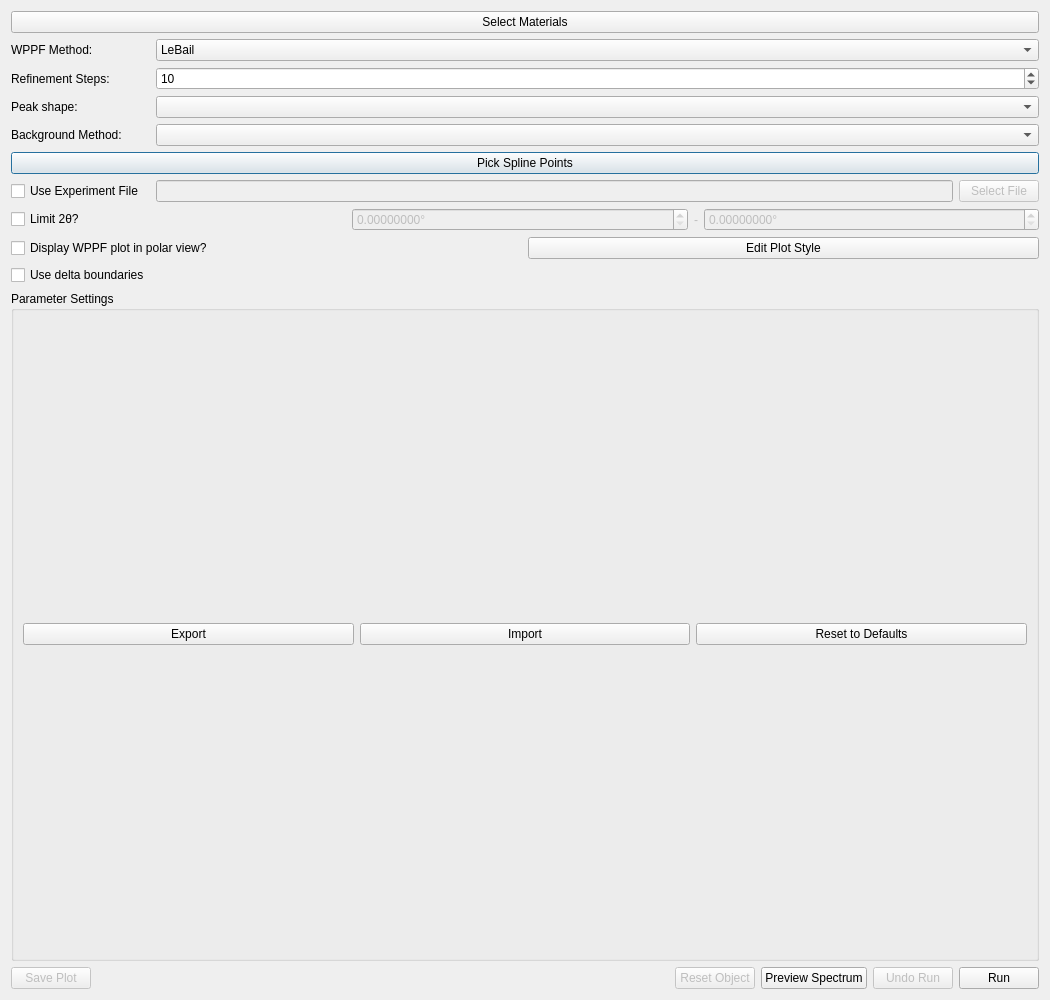
Before: the Qt Designer form hexrdgui/resources/ui/wppf_options_dialog.ui in HEXRD/hexrdgui, drawn with Qt 5.
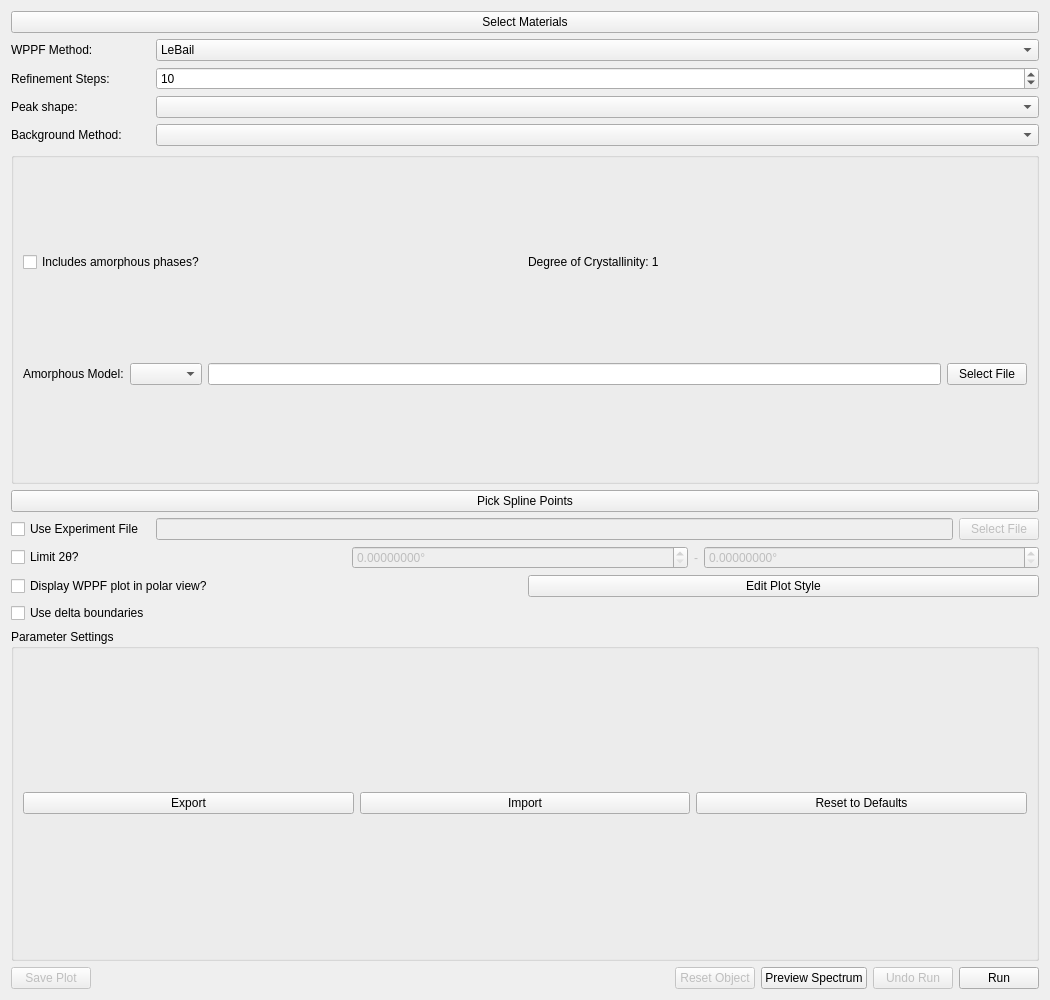
After: the same form once the commit is applied. Icons and pictures are not drawn. Custom widgets are drawn as their Qt base class.

Commit message:
Add amorphous model support to WPPF
I haven't fully tested everything in here. I think we need a nice
test case for the GUI. But it seems to work in my testing so far.

Depends on: hexrd/hexrd#823

Fixes: #1881

What changed in the file:
```diff
--- a/hexrdgui/resources/ui/wppf_options_dialog.ui
+++ b/hexrdgui/resources/ui/wppf_options_dialog.ui
@@ -14,145 +14,29 @@
    <string>WPPF Options Dialog</string>
   </property>
   <layout class="QGridLayout" name="gridLayout_2">
-   <item row="5" column="0" colspan="3">
-    <widget class="QPushButton" name="pick_spline_points">
+   <item row="3" column="0">
+    <widget class="QLabel" name="peak_shape_label">
      <property name="text">
-      <string>Pick Spline Points</string>
+      <string>Peak shape:</string>
      </property>
     </widget>
    </item>
-   <item row="16" column="0" colspan="3">
-    <widget class="QGroupBox" name="param_settings_group">
-     <property name="title">
-      <string>Parameter Settings</string>
-     </property>
-     <layout class="QHBoxLayout" name="horizontalLayout">
-      <item>
-       <widget class="QPushButton" name="export_params">
-        <property name="text">
-         <string>Export</string>
-        </property>
-       </widget>
-      </item>
-      <item>
-       <widget class="QPushButton" name="import_params">
-        <property name="text">
-         <string>Import</string>
-        </property>
-       </widget>
-      </item>
-      <item>
-       <widget class="QPushButton" name="reset_params_to_defaults">
-        <property name="text">
-         <string>Reset to Defaults</string>
-        </property>
-       </widget>
-      </item>
-     </layout>
-    </widget>
-   </item>
-   <item row="7" column="0" colspan="3">
-    <layout class="QVBoxLayout" name="background_method_parameters_layout"/>
-   </item>
-   <item row="1" column="0">
-    <widget class="QLabel" name="method_label">
+   <item row="2" column="0">
+    <widget class="QLabel" name="refinement_steps_label">
      <property name="text">
-      <string>WPPF Method:</string>
+      <string>Refinement Steps:</string>
      </property>
     </widget>
    </item>
-   <item row="8" column="1">
-    <widget class="QLineEdit" name="experiment_file">
-     <property name="enabled">
-      <bool>false</bool>
-     </property>
+   <item row="4" column="0">
+    <widget class="QLabel" name="background_method_label">
      <property name="text">
-      <string/>
+      <string>Background Method:</string>
      </property>
     </widget>
    </item>
-   <item row="11" column="0" colspan="3">
-    <layout class="QHBoxLayout" name="plot_options_layout">
-     <item>
-      <widget class="QCheckBox" name="display_wppf_plot">
-       <property name="text">
-        <string>Display WPPF plot in polar view?</string>
-       </property>
-      </widget>
-     </item>
-     <item>
-      <widget class="QPushButton" name="edit_plot_style">
-       <property name="text">
-        <string>Edit Plot Style</string>
-       </property>
-      </widget>
-     </item>
-    </layout>
-   </item>
-   <item row="9" column="0" colspan="3">
-    <layout class="QHBoxLayout" name="limit_tth_layout">
-     <item>
-      <widget class="QCheckBox" name="limit_tth">
-       <property name="text">
-        <string>Limit 2θ?</string>
-       </property>
-      </widget>
-     </item>
-     <item>
-      <widget class="ScientificDoubleSpinBox" name="min_tth">
-       <property name="enabled">
-        <bool>false</bool>
-       </property>
-       <property name="keyboardTracking">
-        <bool>false</bool>
-       </property>
-       <property name="suffix">
-        <string>°</string>
-       </property>
-       <property name="decimals">
-        <number>8</number>
-       </property>
-       <property name="maximum">
-        <double>100000.000000000000000</double>
-       </property>
-      </widget>
-     </item>
-     <item>
-      <widget class="QLabel" name="limit_tth_hyphen">
-       <property name="enabled">
-        <bool>false</bool>
-       </property>
-       <property name="sizePolicy">
-        <sizepolicy hsizetype="Fixed" vsizetype="Preferred">
-         <horstretch>0</horstretch>
-         <verstretch>0</verstretch>
-        </sizepolicy>
-       </property>
-       <property name="text">
-        <string>-</string>
-       </property>
-      </widget>
-     </item>
-     <item>
-      <widget class="ScientificDoubleSpinBox" name="max_tth">
-       <property name="enabled">
-        <bool>false</bool>
-       </property>
-       <property name="keyboardTracking">
-        <bool>false</bool>
-       </property>
-       <property name="suffix">
-        <string>°</string>
-       </property>
-       <property name="decimals">
-        <number>8</number>
-       </property>
-       <property name="maximum">
-        <double>100000.000000000000000</double>
-       </property>
-      </widget>
-     </item>
-    </layout>
+   <item row="3" column="1" colspan="2">
+    <widget class="QComboBox" name="peak_shape"/>
    </item>
    <item row="1" column="1" colspan="2">
     <widget class="QComboBox" name="method">
@@ -168,54 +52,20 @@
      </item>
     </widget>
    </item>
-   <item row="4" column="1" colspan="2">
-    <widget class="QComboBox" name="background_method"/>
-   </item>
-   <item row="8" column="0">
-    <widget class="QCheckBox" name="use_experiment_file">
-     <property name="text">
-      <string>Use Experiment File</string>
-     </property>
-    </widget>
-   </item>
-   <item row="4" column="0">
-    <widget class="QLabel" name="background_method_label">
-     <property name="text">
-      <string>Background Method:</string>
-     </property>
-    </widget>
-   </item>
-   <item row="0" column="0" colspan="3">
-    <widget class="QPushButton" name="select_materials_button">
-     <property name="toolTip">
-      <string>&lt;html&gt;&lt;head/&gt;&lt;body&gt;&lt;p&gt;Only materials with powder overlays can be selected&lt;/p&gt;&lt;/body&gt;&lt;/html&gt;</string>
-     </property>
-     <property name="text">
-      <string>Select Materials</string>
-     </property>
-    </widget>
-   </item>
-   <item row="2" column="1" colspan="2">
-    <widget class="QSpinBox" name="refinement_steps">
-     <property name="minimum">
-      <number>1</number>
-     </property>
-     <property name="maximum">
-      <number>10000000</number>
-     </property>
-     <property name="value">
-      <number>10</number>
-     </property>
-    </widget>
-   </item>
-   <item row="2" column="0">
-    <widget class="QLabel" name="refinement_steps_label">
-     <property name="text">
-      <string>Refinement Steps:</string>
-     </property>
-    </widget>
-   </item>
    <item row="18" column="0" colspan="3">
+    <layout class="QVBoxLayout" name="tree_view_layout"/>
+   </item>
+   <item row="11" column="1">
+    <widget class="QLineEdit" name="experiment_file">
+     <property name="enabled">
+      <bool>false</bool>
+     </property>
+     <property name="text">
+      <string/>
+     </property>
+    </widget>
+   </item>
+   <item row="21" column="0" colspan="3">
     <layout class="QHBoxLayout" name="button_layout">
      <item>
       <widget class="QPushButton" name="save_plot">
@@ -298,21 +148,140 @@
      </item>
     </layout>
    </item>
-   <item row="3" column="0">
-    <widget class="QLabel" name="peak_shape_label">
+   <item row="8" column="0" colspan="3">
+    <widget class="QPushButton" name="pick_spline_points">
      <property name="text">
-      <string>Peak shape:</string>
+      <string>Pick Spline Points</string>
      </property>
     </widget>
    </item>
-   <item row="13" column="0">
+   <item row="12" column="0" colspan="3">
+    <layout class="QHBoxLayout" name="limit_tth_layout">
+     <item>
+      <widget class="QCheckBox" name="limit_tth">
+       <property name="text">
+        <string>Limit 2θ?</string>
+       </property>
+      </widget>
+     </item>
+     <item>
+      <widget class="ScientificDoubleSpinBox" name="min_tth">
+       <property name="enabled">
+        <bool>false</bool>
+       </property>
+       <property name="keyboardTracking">
+        <bool>false</bool>
+       </property>
+       <property name="suffix">
+        <string>°</string>
+       </property>
+       <property name="decimals">
+        <number>8</number>
+       </property>
+       <property name="maximum">
+        <double>100000.000000000000000</double>
+       </property>
+      </widget>
+     </item>
+     <item>
+      <widget class="QLabel" name="limit_tth_hyphen">
+       <property name="enabled">
+        <bool>false</bool>
+       </property>
+       <property name="sizePolicy">
+        <sizepolicy hsizetype="Fixed" vsizetype="Preferred">
+         <horstretch>0</horstretch>
+         <verstretch>0</verstretch>
+        </sizepolicy>
+       </property>
+       <property name="text">
+        <string>-</string>
+       </property>
+      </widget>
+     </item>
+     <item>
+      <widget class="ScientificDoubleSpinBox" name="max_tth">
+       <property name="enabled">
+        <bool>false</bool>
+       </property>
+       <property name="keyboardTracking">
+        <bool>false</bool>
+       </property>
+       <property name="suffix">
+        <string>°</string>
+       </property>
+       <property name="decimals">
+        <number>8</number>
+       </property>
+       <property name="maximum">
+        <double>100000.000000000000000</double>
+       </property>
+      </widget>
+     </item>
+    </layout>
+   </item>
+   <item row="2" column="1" colspan="2">
+    <widget class="QSpinBox" name="refinement_steps">
+     <property name="minimum">
+      <number>1</number>
+     </property>
+     <property name="maximum">
+      <number>10000000</number>
+     </property>
+     <property name="value">
+      <number>10</number>
+     </property>
+    </widget>
+   </item>
+   <item row="4" column="1" colspan="2">
+    <widget class="QComboBox" name="background_method"/>
+   </item>
+   <item row="14" column="0" colspan="3">
+    <layout class="QHBoxLayout" name="plot_options_layout">
+     <item>
+      <widget class="QCheckBox" name="display_wppf_plot">
+       <property name="text">
+        <string>Display WPPF plot in polar view?</string>
+       </property>
+      </widget>
+     </item>
+     <item>
+      <widget class="QPushButton" name="edit_plot_style">
+       <property name="text">
+        <string>Edit Plot Style</string>
+       </property>
+      </widget>
+     </item>
+    </layout>
+   </item>
+   <item row="11" column="0">
+    <widget class="QCheckBox" name="use_experiment_file">
+     <property name="text">
+      <string>Use Experiment File</string>
+     </property>
+    </widget>
+   </item>
+   <item row="10" column="0" colspan="3">
+    <layout class="QVBoxLayout" name="background_method_parameters_layout"/>
+   </item>
+   <item row="0" column="0" colspan="3">
+    <widget class="QPushButton" name="select_materials_button">
+     <property name="toolTip">
+      <string>&lt;html&gt;&lt;head/&gt;&lt;body&gt;&lt;p&gt;Only materials with powder overlays can be selected&lt;/p&gt;&lt;/body&gt;&lt;/html&gt;</string>
+     </property>
+     <property name="text">
+      <string>Select Materials</string>
+     </property>
+    </widget>
+   </item>
+   <item row="16" column="0">
     <widget class="QCheckBox" name="delta_boundaries">
      <property name="text">
       <string>Use delta boundaries</string>
      </property>
     </widget>
    </item>
-   <item row="8" column="2">
+   <item row="11" column="2">
     <widget class="QPushButton" name="select_experiment_file_button">
      <property name="enabled">
       <bool>false</bool>
@@ -322,11 +291,99 @@
      </property>
     </widget>
    </item>
-   <item row="3" column="1" colspan="2">
-    <widget class="QComboBox" name="peak_shape"/>
+   <item row="19" column="0" colspan="3">
+    <widget class="QGroupBox" name="param_settings_group">
+     <property name="title">
+      <string>Parameter Settings</string>
+     </property>
+     <layout class="QHBoxLayout" name="horizontalLayout">
+      <item>
+       <widget class="QPushButton" name="export_params">
+        <property name="text">
+         <string>Export</string>
+        </property>
+       </widget>
+      </item>
+      <item>
+       <widget class="QPushButton" name="import_params">
+        <property name="text">
+         <string>Import</string>
+        </property>
+       </widget>
+      </item>
+      <item>
+       <widget class="QPushButton" name="reset_params_to_defaults">
+        <property name="text">
+         <string>Reset to Defaults</string>
+        </property>
+       </widget>
+      </item>
+     </layout>
+    </widget>
    </item>
-   <item row="15" column="0" colspan="3">
-    <layout class="QVBoxLayout" name="tree_view_layout"/>
+   <item row="1" column="0">
+    <widget class="QLabel" name="method_label">
+     <property name="text">
+      <string>WPPF Method:</string>
+     </property>
+    </widget>
+   </item>
+   <item row="6" column="0" colspan="3">
+    <widget class="QGroupBox" name="amorphous_group">
+     <property name="title">
+      <string/>
+     </property>
+     <layout class="QGridLayout" name="gridLayout">
+      <item row="0" column="1">
+       <widget class="QLabel" name="degree_of_crystallinity_label">
+        <property name="text">
+         <string>Degree of Crystallinity: 1</string>
+        </property>
+       </widget>
+      </item>
+      <item row="0" column="0">
+       <widget class="QCheckBox" name="include_amorphous">
+        <property name="toolTip">
+         <string>&lt;html&gt;&lt;head/&gt;&lt;body&gt;&lt;p&gt;If the sample contains some amorphous (such as liquid or glass) phases, check this box to include amorphous parameters.&lt;/p&gt;&lt;/body&gt;&lt;/html&gt;</string>
+        </property>
+        <property name="text">
+         <string>Includes amorphous phases?</string>
+        </property>
+       </widget>
+      </item>
+      <item row="1" column="0" colspan="2">
+       <layout class="QHBoxLayout" name="amorphous_options_layout">
+        <item>
+         <widget class="QLabel" name="amorphous_model_label">
+          <property name="text">
+           <string>Amorphous Model:</string>
+          </property>
+         </widget>
+        </item>
+        <item>
+         <widget class="QComboBox" name="amorphous_model"/>
+        </item>
+        <item>
+         <widget class="QLineEdit" name="amorphous_experiment_file">
+          <property name="toolTip">
+           <string>&lt;html&gt;&lt;head/&gt;&lt;body&gt;&lt;p&gt;Experiment file to be used with the amorphous model.&lt;/p&gt;&lt;/body&gt;&lt;/html&gt;</string>
+          </property>
+         </widget>
+        </item>
+        <item>
+         <widget class="QPushButton" name="amorphous_experiment_file_select">
+          <property name="toolTip">
+           <string>&lt;html&gt;&lt;head/&gt;&lt;body&gt;&lt;p&gt;Experiment file to be used with the amorphous model.&lt;/p&gt;&lt;/body&gt;&lt;/html&gt;</string>
+          </property>
+          <property name="text">
+           <string>Select File</string>
+          </property>
+         </widget>
+        </item>
+       </layout>
+      </item>
+     </layout>
+    </widget>
    </item>
   </layout>
  </widget>
```
Left out of the diff: 4 changed lines with no effect on the pictures. The commit also changes 2 other files.
